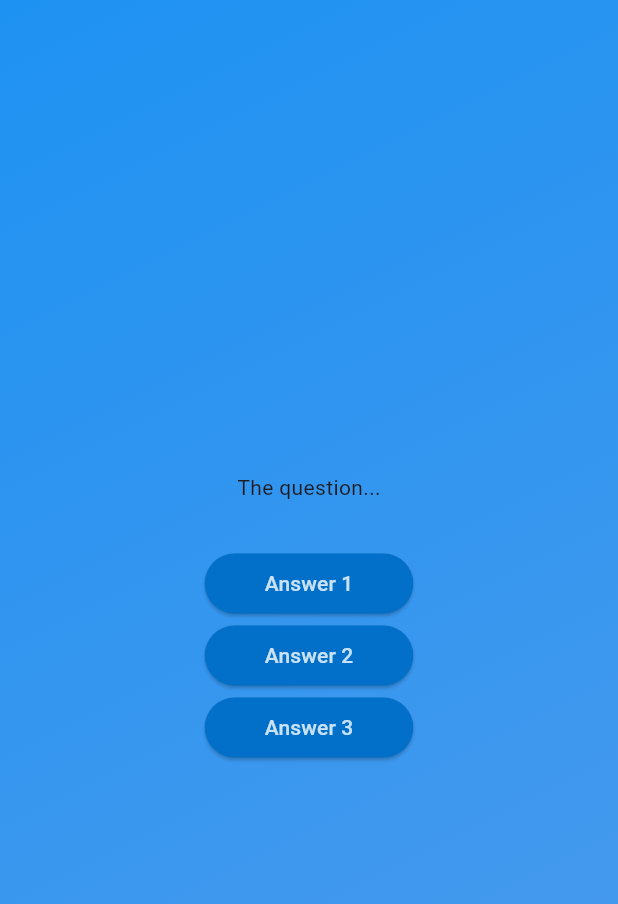
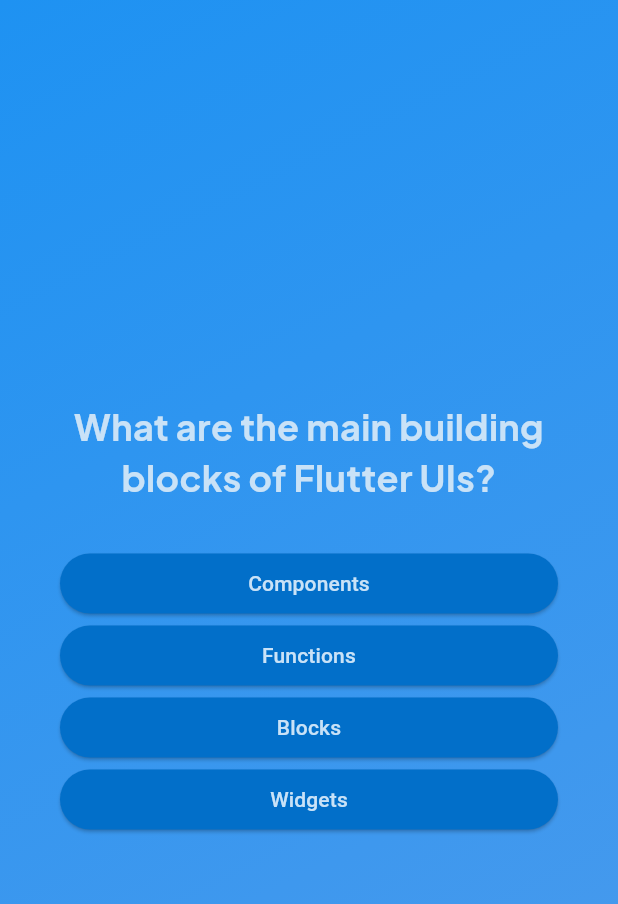
Before and after one commit to abrambagus/quiz_app, a Flutter app: the screen it shows after launch, after a tap on "Start Quiz", on a phone screen of 412 x 824 dp. Shown: the top 904 px of the screen. Run offline on Flutter 3.47's test engine with Material 3 defaults, Android fonts, the phone set to English and light mode, and no system bars; our stand-ins replace google_fonts.

Commit message:
add question in question page

```diff
--- a/lib/answer_button.dart
+++ b/lib/answer_button.dart
@@ -1,7 +1,7 @@
 import 'package:flutter/material.dart';
 
 class Answerbutton extends StatelessWidget {
-  Answerbutton(this.answerText, this.onTap, {super.key});
+  const Answerbutton(this.answerText, this.onTap, {super.key});
 
   final String answerText;
   final void Function() onTap;
@@ -21,7 +21,10 @@ class Answerbutton extends StatelessWidget {
           borderRadius: BorderRadius.circular(40),
         ),
       ),
-      child: Text(answerText),
+      child: Text(
+        answerText,
+        textAlign: TextAlign.center,
+      ),
     );
   }
 }
--- a/lib/models/quiz_question.dart
+++ b/lib/models/quiz_question.dart
@@ -3,4 +3,10 @@ class QuizQuestion {
 
   final String text;
   final List<String> answers;
+
+  List<String> getShuffledAnswers() {
+    final shuffledList = List.of(answers);
+    shuffledList.shuffle();
+    return shuffledList;
+  }
 }
--- a/lib/questions_screen.dart
+++ b/lib/questions_screen.dart
@@ -1,8 +1,12 @@
 import 'package:flutter/material.dart';
 import 'package:quiz_app/answer_button.dart';
+import 'package:quiz_app/data/questions.dart';
+import 'package:google_fonts/google_fonts.dart';
 
 class QuestionsScreen extends StatefulWidget {
-  const QuestionsScreen({super.key});
+  const QuestionsScreen(this.onSelectAnswer, {super.key});
+
+  final void Function(String answer) onSelectAnswer;
 
   @override
   State<QuestionsScreen> createState() {
@@ -11,30 +15,51 @@ class QuestionsScreen extends StatefulWidget {
 }
 
 class _QuestionsScreenState extends State<QuestionsScreen> {
+  var currentQuestionIndex = 0;
+
+  void answerQuestion(String selectedAnswer) {
+    widget.onSelectAnswer(selectedAnswer);
+    setState(() {
+      currentQuestionIndex++;
+    });
+  }
+
   @override
   Widget build(context) {
+    final currentQuestion = questions[currentQuestionIndex];
+
     return SizedBox(
       width: double.infinity,
+      child: Container(
+        margin: const EdgeInsets.all(40),
         child: Column(
           mainAxisAlignment: MainAxisAlignment.center,
+          crossAxisAlignment: CrossAxisAlignment.stretch,
           children: [
-          const Text("The question..."),
+            Text(
+              currentQuestion.text,
+              style: GoogleFonts.plusJakartaSans(
+                color: const Color.fromARGB(255, 201, 226, 247),
+                fontSize: 24,
+                fontWeight: FontWeight.bold,
+              ),
+              textAlign: TextAlign.center,
+            ),
             const SizedBox(
               height: 30,
             ),
-          Answerbutton(
-            "Answer 1",
-            () {},
-          ),
-          Answerbutton(
-            "Answer 2",
-            () {},
-          ),
-          Answerbutton(
-            "Answer 3",
-            () {},
+            ...currentQuestion.getShuffledAnswers().map(
+              (answer) {
+                return Answerbutton(
+                  answer,
+                  () {
+                    answerQuestion(answer);
+                  },
+                );
+              },
             ),
           ],
+        ),
       ),
     );
   }
--- a/lib/quiz.dart
+++ b/lib/quiz.dart
@@ -1,4 +1,5 @@
 import 'package:flutter/material.dart';
+import 'package:quiz_app/data/questions.dart';
 import 'package:quiz_app/questions_screen.dart';
 import 'package:quiz_app/start_screen.dart';
 
@@ -12,12 +13,24 @@ class Quiz extends StatefulWidget {
 }
 
 class _QuizState extends State<Quiz> {
+  List<String> selectedAnswer = [];
   var activeScreen = "start-screen";
 
   void switchScreen() {
     setState(() {
       activeScreen = "question-screen";
     });
+  }
+
+  void chooseAnswer(String answer) {
+    selectedAnswer.add(answer);
+
+    if (selectedAnswer.length == questions.length) {
+      setState(() {
+        selectedAnswer = [];
+        activeScreen = "start-screen";
+      });
+    }
   }
 
   @override
@@ -37,7 +50,7 @@ class _QuizState extends State<Quiz> {
           ),
           child: activeScreen == "start-screen"
               ? StartScreen(switchScreen)
-              : const QuestionsScreen(),
+              : QuestionsScreen(chooseAnswer),
         ),
       ),
     );
--- a/lib/start_screen.dart
+++ b/lib/start_screen.dart
@@ -1,4 +1,5 @@
 import 'package:flutter/material.dart';
+import 'package:google_fonts/google_fonts.dart';
 
 class StartScreen extends StatelessWidget {
   const StartScreen(this.startQuiz, {super.key});
@@ -12,15 +13,15 @@ class StartScreen extends StatelessWidget {
         Image.asset(
           "assets/images/quiz-logo.png",
           width: 300,
-          color: const Color.fromARGB(150, 255, 255, 255),
+          color: const Color.fromARGB(160, 255, 255, 255),
         ),
         const SizedBox(
           height: 80,
         ),
-        const Text(
+        Text(
           "Learn Flutter the fun way!",
-          style: TextStyle(
-            color: Color.fromARGB(255, 201, 226, 247),
+          style: GoogleFonts.plusJakartaSans(
+            color: const Color.fromARGB(255, 201, 226, 247),
             fontSize: 24,
           ),
         ),
@@ -32,7 +33,9 @@ class StartScreen extends StatelessWidget {
           style: OutlinedButton.styleFrom(
             foregroundColor: Colors.white,
           ),
-          icon: const Icon(Icons.arrow_right_alt),
+          icon: const Icon(
+            Icons.arrow_right_alt,
+          ),
           label: const Text(
             "Start Quiz",
           ),
--- a/pubspec.yaml
+++ b/pubspec.yaml
@@ -34,6 +34,7 @@ dependencies:
   # The following adds the Cupertino Icons font to your application.
   # Use with the CupertinoIcons class for iOS style icons.
   cupertino_icons: ^1.0.2
+  google_fonts: ^6.1.0
 
 dev_dependencies:
   flutter_test:
```
Also changed, not shown: pubspec.lock, 1 other file. Lines whose indentation alone changed are shown as unchanged.
